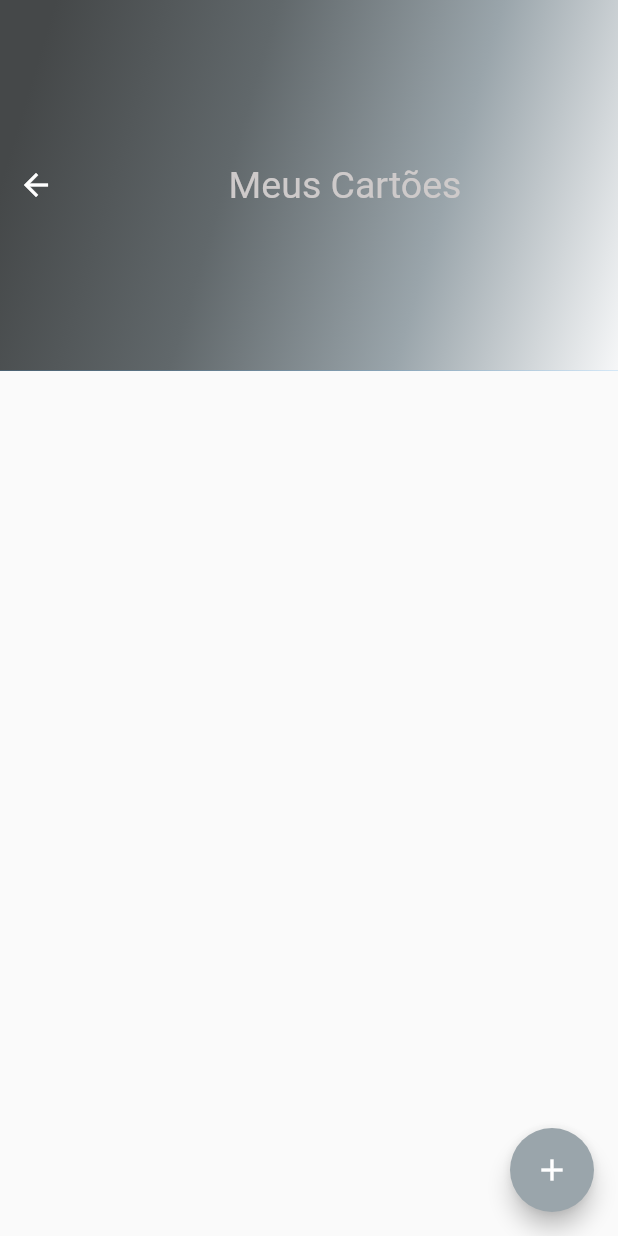
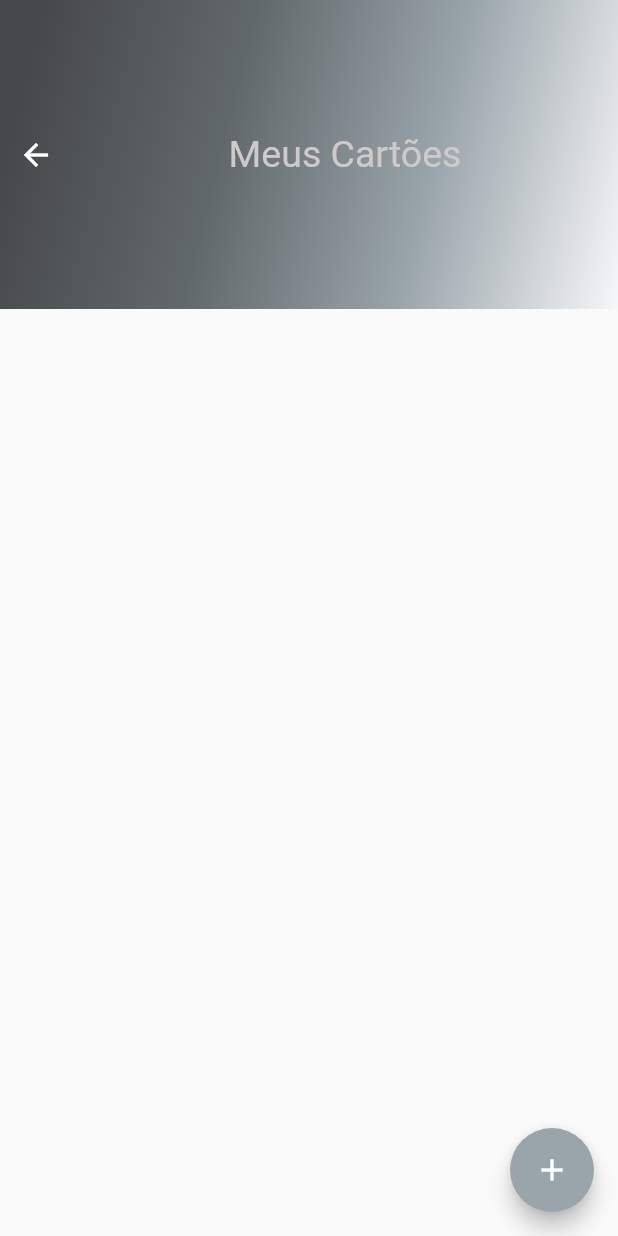
Before and after one commit to 07Dalmaso/projeto-pi-3a, a Flutter app: the MyHomePage screen opened by its route, after a tap on "Meus Cartões", on a phone screen of 412 x 824 dp. Run offline on Flutter 3.47's test engine with Material 2 defaults, Android fonts, the phone set to English and light mode, and no system bars; our stand-ins replace email_validator, firebase_auth, firebase_core, firebase_database, mobx; accounts and stored records are empty; generated files the repository leaves out were written again.

Commit message:
appbar responsiva ocupando 25% da tela do usuário

```diff
--- a/lib/screens/add_gastos_1.dart
+++ b/lib/screens/add_gastos_1.dart
@@ -116,13 +116,15 @@ void aviso() async{
       Color.fromARGB(255, 246, 247, 248),
     ];
 
+    double appBarHeight = MediaQuery.of(context).size.height * 0.25;
+
     return Scaffold(
         body: CustomScrollView(
       slivers: <Widget>[
         SliverAppBar(
           centerTitle: false,
           automaticallyImplyLeading: false,
-          expandedHeight: MediaQuery.of(context).size.height * 0.3,
+          expandedHeight: appBarHeight,
           flexibleSpace: Container(
             decoration: BoxDecoration(
               gradient: LinearGradient(
--- a/lib/screens/cartao.dart
+++ b/lib/screens/cartao.dart
@@ -1,8 +1,5 @@
 import 'package:flutter/material.dart';
-import 'package:proj_pi/models/card_model.dart';
 import 'package:proj_pi/services/card_service.dart';
-import 'package:proj_pi/store/card_store.dart';
-import 'package:provider/provider.dart';
 
 class CartaoPage extends StatefulWidget {
   const CartaoPage({super.key});
@@ -61,13 +58,15 @@ class _CartaoPageState extends State<CartaoPage>{
       Color.fromARGB(255, 246, 247, 248),
     ];
 
+    double appBarHeight = MediaQuery.of(context).size.height * 0.25;
+
     return Scaffold(
       body: CustomScrollView(
         slivers: <Widget>[
           SliverAppBar(
             centerTitle: false,
             automaticallyImplyLeading: false,
-            expandedHeight: MediaQuery.of(context).size.height * 0.3,
+            expandedHeight: appBarHeight,
             flexibleSpace: Container(
               decoration: BoxDecoration(
                 gradient: LinearGradient(
--- a/lib/screens/gastos.dart
+++ b/lib/screens/gastos.dart
@@ -87,6 +87,8 @@ class _GastosPageState extends State<GastosPage> {
       Color.fromARGB(255, 246, 247, 248)!,
     ];
 
+    double appBarHeight = MediaQuery.of(context).size.height * 0.25;
+
     return Scaffold(
       body: CustomScrollView(
         physics: const BouncingScrollPhysics(),
@@ -94,7 +96,7 @@ class _GastosPageState extends State<GastosPage> {
           SliverAppBar(
             centerTitle: false,
             automaticallyImplyLeading: false,
-            expandedHeight: MediaQuery.of(context).size.height * 0.3,
+            expandedHeight: appBarHeight,
             flexibleSpace: Container(
               decoration: BoxDecoration(
                 gradient: LinearGradient(
--- a/lib/widgets/customappbar.dart
+++ b/lib/widgets/customappbar.dart
@@ -10,7 +10,7 @@ class CustomAppBar extends StatelessWidget implements PreferredSizeWidget {
   });
 
   @override
-  Size get preferredSize => Size.fromHeight(150);
+  Size get preferredSize => Size.fromHeight(kToolbarHeight);
 
   @override
   Widget build(BuildContext context) {
@@ -21,9 +21,14 @@ class CustomAppBar extends StatelessWidget implements PreferredSizeWidget {
       const Color.fromARGB(255, 246, 247, 248),
     ];
 
+    return LayoutBuilder(
+      builder: (BuildContext context, BoxConstraints constraints) {
+        final appBarHeight = constraints.maxHeight * 0.25;
+
         return AppBar(
           elevation: 0,
           automaticallyImplyLeading: automaticallyImplyLeading,
+          toolbarHeight: appBarHeight,
           flexibleSpace: Container(
             decoration: BoxDecoration(
               gradient: LinearGradient(
@@ -43,5 +48,7 @@ class CustomAppBar extends StatelessWidget implements PreferredSizeWidget {
             ),
           ),
         );
+      },
+    );
   }
 }
```
Also changed, not shown: lib/screens/profile.dart (+5 -3 lines). Lines whose indentation alone changed are shown as unchanged.
